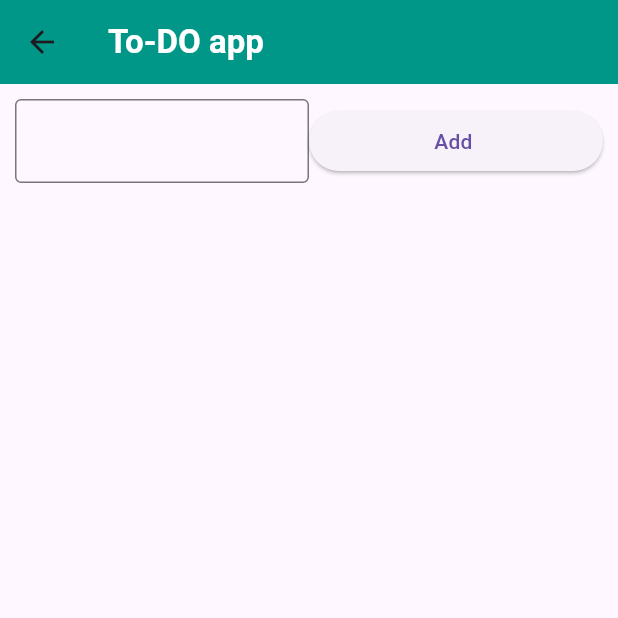
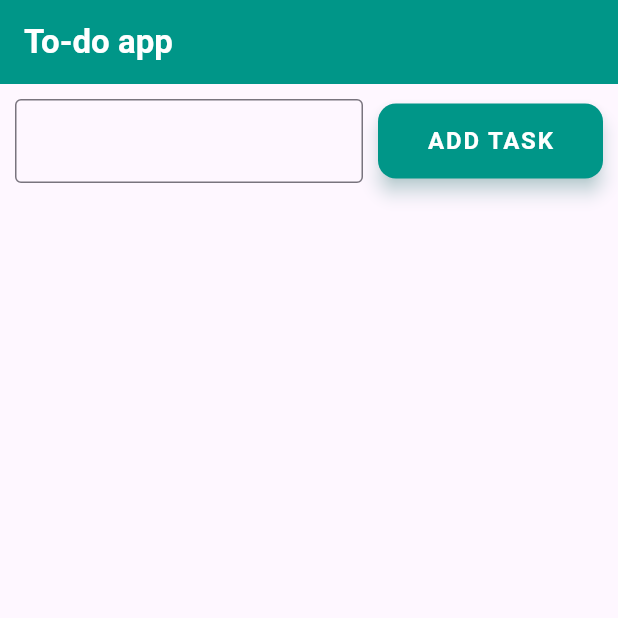
Before and after one commit to sfrabby/Practice, a Flutter app: the noteApp screen opened directly, on a phone screen of 412 x 824 dp, the top half of it. Run offline on Flutter 3.47's test engine with Material 3 defaults, Android fonts, the phone set to English and light mode, and no system bars; our stand-ins replace responsive_grid.

Commit message:
todo app complete

```diff
--- a/lib/main.dart
+++ b/lib/main.dart
@@ -1,4 +1,5 @@
 import 'package:flutter/material.dart';
+import 'package:practiceostad/screen/note%20App.dart';
 import 'package:practiceostad/screen/responsiv%20grid.dart';
 
 void main() {
@@ -14,7 +15,7 @@ class MyApp extends StatelessWidget {
     return MaterialApp(
       debugShowCheckedModeBanner: false,
       title: 'Flutter Demo',
-      home:  responsivGrid(),
+      home:  noteApp(),
     );
   }
 }
--- a/lib/screen/note App.dart
+++ b/lib/screen/note App.dart
@@ -1,7 +1,7 @@
 import 'package:flutter/material.dart';
 
 class noteApp extends StatefulWidget {
-   noteApp({super.key});
+  noteApp({super.key});
 
   @override
   State<noteApp> createState() => _noteAppState();
@@ -12,26 +12,29 @@ class _noteAppState extends State<noteApp> {
 
   List<String> taskList = [];
 
-  void taskAdd(){
-    if(taskController.text.isNotEmpty){
+  void taskAdd() {
+    if (taskController.text.isNotEmpty) {
       setState(() {
         taskList.add(taskController.text);
         taskController.clear();
       });
     }
   }
-  void deleteTask(int index){
+
+  void deleteTask(int index) {
     setState(() {
       taskList.removeAt(index);
     });
-
   }
 
   @override
   Widget build(BuildContext context) {
-    return  Scaffold(
+    return Scaffold(
       appBar: AppBar(
-        title: Text("To-DO app", style: TextStyle(color: Colors.white, fontWeight: FontWeight.w700),),
+        title: Text(
+          "To-do app",
+          style: TextStyle(color: Colors.white, fontWeight: FontWeight.w700),
+        ),
         backgroundColor: Colors.teal,
       ),
       body: Padding(
@@ -40,17 +43,68 @@ class _noteAppState extends State<noteApp> {
           children: [
             Row(
               children: [
-                Expanded(child: TextField(
-                  controller: taskController,
-                  decoration: InputDecoration(
-                    border: OutlineInputBorder(
-
-                    )
+                Expanded(
+                  child: TextField(
+                    controller: taskController,
+                    decoration: InputDecoration(border: OutlineInputBorder()),
                   ),
-                )),
-                Expanded(child: ElevatedButton(onPressed: (){}, child: Text("Add ")))
+                ),
+                SizedBox(width: 10),
+                SizedBox(
+                  width:
+                      150, // বাটনের উইডথ একটু বাড়িয়ে দিলাম যাতে দেখতে ভালো লাগে
+                  height: 50, // একটি স্ট্যান্ডার্ড উচ্চতা যোগ করা হলো
+                  child: ElevatedButton(
+                    style: ElevatedButton.styleFrom(
+                      backgroundColor: Colors
+                          .teal, // আপনার অ্যাপবারের সাথে মিল রেখে টিল কালার
+                      foregroundColor: Colors.white, // টেক্সট কালার সাদা
+                      elevation: 5, // বাটনের নিচে হালকা শ্যাডো
+                      shadowColor: Colors.teal.withOpacity(0.5),
+                      shape: RoundedRectangleBorder(
+                        borderRadius: BorderRadius.circular(
+                          12,
+                        ), // বর্ডার একটু রাউন্ডেড করা হলো
+                      ),
+                      padding: const EdgeInsets.symmetric(
+                        horizontal: 20,
+                        vertical: 10,
+                      ),
+                      textStyle: const TextStyle(
+                        fontSize: 16,
+                        fontWeight: FontWeight.bold,
+                        letterSpacing: 1.2,
+                      ),
+                    ),
+                    onPressed: () {
+                      taskAdd();
+                    },
+                    child: const Text("ADD TASK"),
+                  ),
+                ),
               ],
-            )
+            ),
+            ListView.builder(
+              shrinkWrap: true,
+              itemCount: taskList.length,
+              reverse: true,
+              itemBuilder: (context, index) {
+                return Card(
+                  child: ListTile(
+                    title: Text(taskList[index]),
+                    subtitle: Text(
+                      "${DateTime.now().day}/${DateTime.now().month}/${DateTime.now().year} ",
+                    ),
+                    trailing: IconButton(
+                      onPressed: () {
+                        deleteTask(index);
+                      },
+                      icon: Icon(Icons.delete, color: Colors.red),
+                    ),
+                  ),
+                );
+              },
+            ),
           ],
         ),
       ),
```
